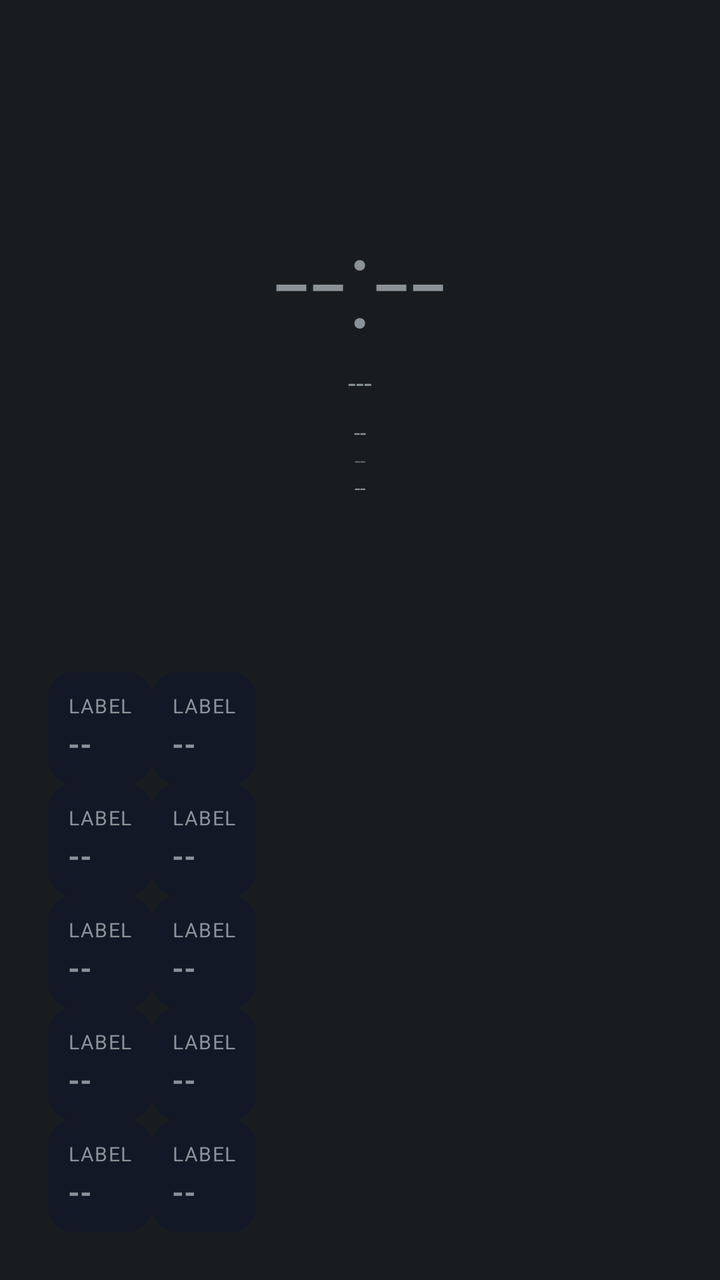
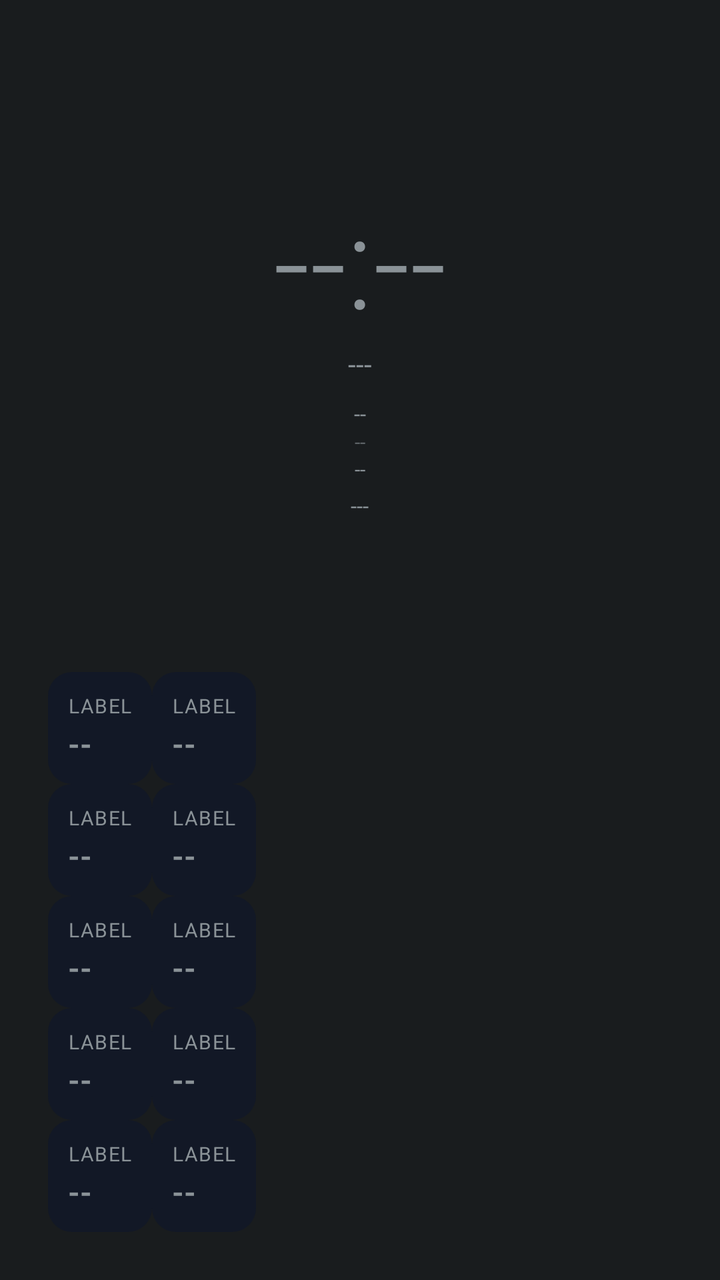

Two renders of the same Android screen: before a commit and after it. Below are the layout's source before the change and the commit's diff.
<!-- AndroidManifest.xml: application theme android:Theme.DeviceDefault.NoActionBar -->
<!-- res/layout/aod_layout_split.xml -->
<?xml version="1.0" encoding="utf-8"?>
<LinearLayout xmlns:android="http://schemas.android.com/apk/res/android"
    android:id="@+id/bg_root"
    android:layout_width="match_parent"
    android:layout_height="match_parent"
    android:orientation="vertical"
    android:padding="24dp">

    <LinearLayout
        android:layout_width="match_parent"
        android:layout_height="0dp"
        android:layout_weight="1"
        android:gravity="center"
        android:orientation="vertical">

        <TextView
            android:id="@+id/clock"
            android:layout_width="wrap_content"
            android:layout_height="wrap_content"
            android:layout_gravity="center_horizontal"
            android:textSize="64sp"
            android:fontFamily="sans-serif-light"
            android:text="--:--" />

        <TextView
            android:id="@+id/date"
            android:layout_width="wrap_content"
            android:layout_height="wrap_content"
            android:layout_gravity="center_horizontal"
            android:textSize="14sp"
            android:text="---" />

        <TextView
            android:id="@+id/health_badge"
            android:layout_width="wrap_content"
            android:layout_height="wrap_content"
            android:layout_gravity="center_horizontal"
            android:textSize="11sp"
            android:textAllCaps="true"
            android:layout_marginTop="8dp"
            android:text="--" />

        <TextView
            android:id="@+id/perf_badge"
            android:layout_width="wrap_content"
            android:layout_height="wrap_content"
            android:layout_gravity="center_horizontal"
            android:textSize="10sp"
            android:alpha="0.6"
            android:text="--" />

        <TextView
            android:id="@+id/net_type_badge"
            android:layout_width="wrap_content"
            android:layout_height="wrap_content"
            android:layout_gravity="center_horizontal"
            android:textSize="10sp"
            android:text="--" />
    </LinearLayout>

    <View
        android:id="@+id/divider_1"
        android:layout_width="match_parent"
        android:layout_height="1dp"
        android:layout_marginBottom="12dp" />

    <GridLayout
        android:layout_width="match_parent"
        android:layout_height="wrap_content"
        android:columnCount="2"
        android:rowCount="5">

        <include layout="@layout/aod_tile" android:id="@+id/row0" />
        <include layout="@layout/aod_tile" android:id="@+id/row1" />
        <include layout="@layout/aod_tile" android:id="@+id/row2" />
        <include layout="@layout/aod_tile" android:id="@+id/row3" />
        <include layout="@layout/aod_tile" android:id="@+id/row4" />
        <include layout="@layout/aod_tile" android:id="@+id/row5" />
        <include layout="@layout/aod_tile" android:id="@+id/row6" />
        <include layout="@layout/aod_tile" android:id="@+id/row7" />
        <include layout="@layout/aod_tile" android:id="@+id/row8" />
        <include layout="@layout/aod_tile" android:id="@+id/row9" />

    </GridLayout>

</LinearLayout>
<!-- res/layout/aod_tile.xml (included above) -->
<?xml version="1.0" encoding="utf-8"?>
<LinearLayout xmlns:android="http://schemas.android.com/apk/res/android"
    android:layout_width="0dp"
    android:layout_height="wrap_content"
    android:layout_columnWeight="1"
    android:layout_margin="4dp"
    android:background="@drawable/aod_panel_bg"
    android:orientation="vertical"
    android:padding="10dp">

    <TextView
        android:id="@+id/stat_label"
        android:layout_width="wrap_content"
        android:layout_height="wrap_content"
        android:textSize="10sp"
        android:textAllCaps="true"
        android:letterSpacing="0.05"
        android:text="Label" />

    <TextView
        android:id="@+id/stat_value"
        android:layout_width="wrap_content"
        android:layout_height="wrap_content"
        android:layout_marginTop="2dp"
        android:textSize="15sp"
        android:textStyle="bold"
        android:text="--" />

</LinearLayout>
<!-- resources referenced by this layout -->
<resources>
  <!-- drawable aod_panel_bg (drawable) -->
  <?xml version="1.0" encoding="utf-8"?>
  <shape xmlns:android="http://schemas.android.com/apk/res/android">
      <solid android:color="#121826" />
      <corners android:radius="12dp" />
  </shape>
</resources>

<!-- the commit's change to res/layout/aod_layout_split.xml (unified diff, before → after) -->
@@ -55,6 +55,25 @@
             android:layout_height="wrap_content"
             android:layout_gravity="center_horizontal"
             android:textSize="10sp"
+            android:text="--" />
+
+        <TextView
+            android:id="@+id/panchang"
+            android:layout_width="wrap_content"
+            android:layout_height="wrap_content"
+            android:layout_gravity="center_horizontal"
+            android:textSize="11sp"
+            android:layout_marginTop="4dp"
+            android:text="---" />
+
+        <TextView
+            android:id="@+id/muhurat_badge"
+            android:layout_width="wrap_content"
+            android:layout_height="wrap_content"
+            android:layout_gravity="center_horizontal"
+            android:textSize="11sp"
+            android:textStyle="bold"
+            android:visibility="gone"
             android:text="--" />
     </LinearLayout>
 
